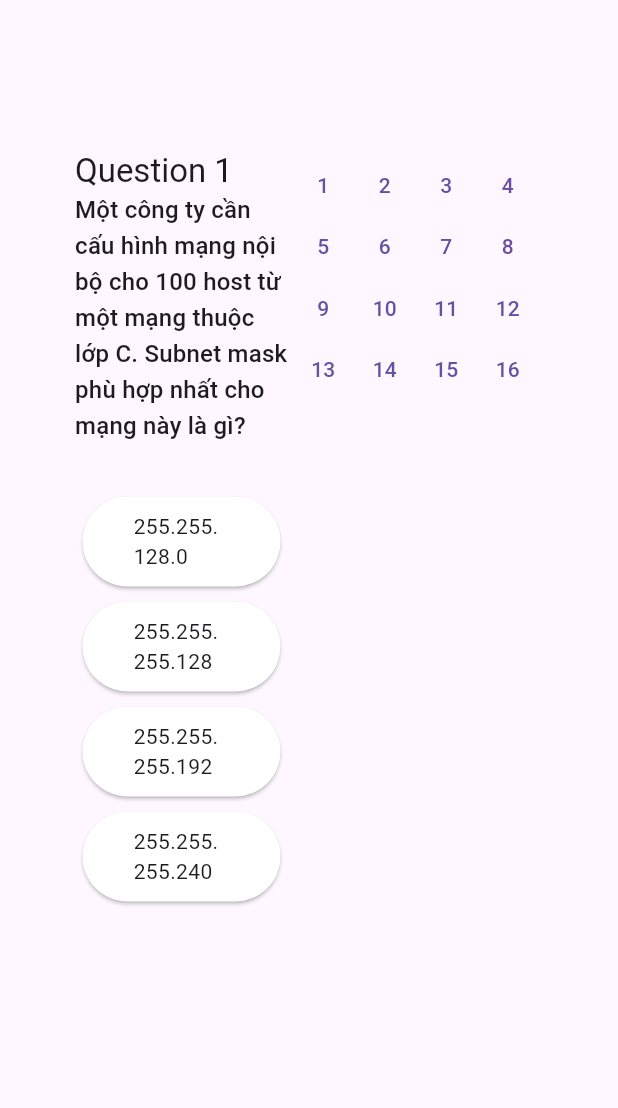
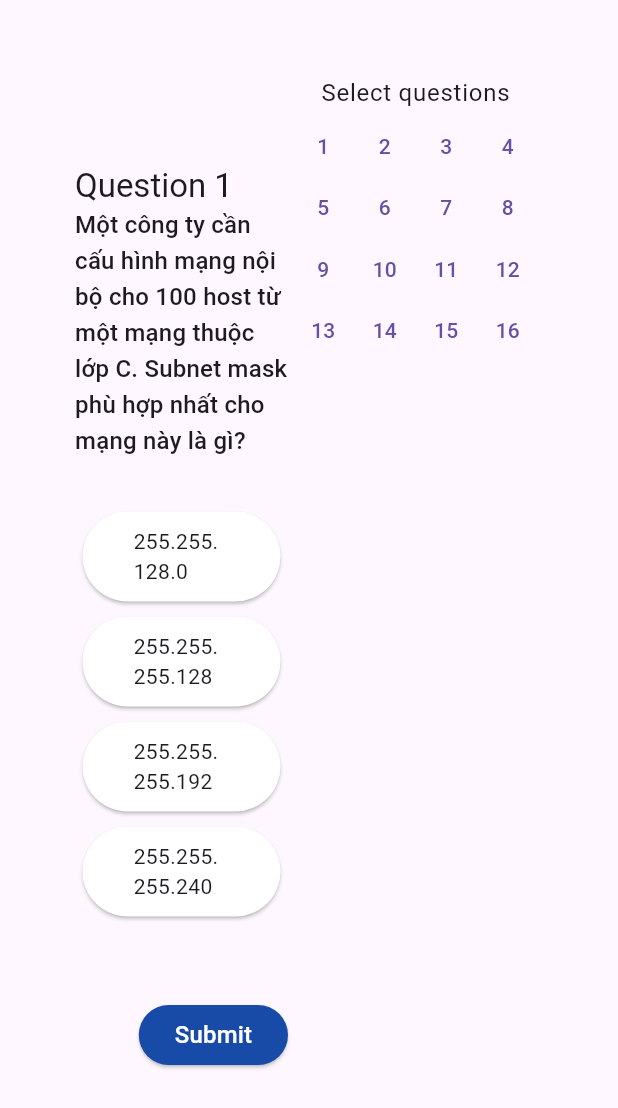
Before and after one commit to duythien2212/MiniProject_SE104, a Flutter app: the StartQuizScreen widget shown alone on an empty page, opened directly with sample values from the repository, on a phone screen of 412 x 824 dp. Shown: the top 1108 px of the screen. Run offline on Flutter 3.47's test engine with Material 3 defaults, Android fonts, the phone set to English and light mode, and no system bars.

Commit message:
updateStartQuizScreen

```diff
--- a/lib/data/quizList.dart
+++ b/lib/data/quizList.dart
@@ -3,35 +3,35 @@ import 'package:new_project/models/quiz.dart';
 
 List<Quiz> quizList = [
   Quiz('Q1', 'SE104', 'Kiem tra chuong 1', DateTime.now(), DateTime.now(), 60,
-      questions),
+      questions, 0),
   Quiz('Q2', 'SE104', 'Kiem tra chuong 2', DateTime.now(), DateTime.now(), 60,
-      questions),
+      questions, 0),
   Quiz('Q3', 'SE104', 'Kiem tra chuong 3', DateTime.now(), DateTime.now(), 60,
-      questions),
+      questions, 0),
   Quiz('Q4', 'SE104', 'Kiem tra chuong 4', DateTime.now(), DateTime.now(), 60,
-      questions),
+      questions, 0),
   Quiz('Q5', 'IT001', 'Kiem tra chuong 1', DateTime.now(), DateTime.now(), 60,
-      questions),
+      questions, 0),
   Quiz('Q6', 'IT001', 'Kiem tra chuong 2', DateTime.now(), DateTime.now(), 60,
-      questions),
+      questions, 0),
   Quiz('Q7', 'IT001', 'Kiem tra chuong 3', DateTime.now(), DateTime.now(), 60,
-      questions),
+      questions, 0),
   Quiz('Q8', 'IT001', 'Kiem tra chuong 4', DateTime.now(), DateTime.now(), 60,
-      questions),
+      questions, 0),
   Quiz('Q9', 'IT003', 'Kiem tra chuong 1', DateTime.now(), DateTime.now(), 60,
-      questions),
+      questions, 0),
   Quiz('Q10', 'IT003', 'Kiem tra chuong 2', DateTime.now(), DateTime.now(), 60,
-      questions),
+      questions, 0),
   Quiz('Q11', 'IT003', 'Kiem tra chuong 3', DateTime.now(), DateTime.now(), 60,
-      questions),
+      questions, 0),
   Quiz('Q12', 'IT003', 'Kiem tra chuong 4', DateTime.now(), DateTime.now(), 60,
-      questions),
+      questions, 0),
   Quiz('Q13', 'MA001', 'Kiem tra chuong 1', DateTime.now(), DateTime.now(), 60,
-      questions),
+      questions, 0),
   Quiz('Q14', 'MA001', 'Kiem tra chuong 2', DateTime.now(), DateTime.now(), 60,
-      questions),
+      questions, 0),
   Quiz('Q15', 'MA001', 'Kiem tra chuong 3', DateTime.now(), DateTime.now(), 60,
-      questions),
+      questions, 0),
   Quiz('Q16', 'MA001', 'Kiem tra chuong 4', DateTime.now(), DateTime.now(), 60,
-      questions),
+      questions, 0),
 ];
--- a/lib/models/quiz.dart
+++ b/lib/models/quiz.dart
@@ -2,9 +2,10 @@ import 'package:new_project/models/question.dart';
 
 class Quiz {
   Quiz(this.quizID, this.classID, this.quizName, this.startTime, this.endTime,
-      this.length, this.questions);
+      this.length, this.questions, this.weight);
   String quizID, classID, quizName;
   DateTime startTime, endTime;
   double length;
+  var weight = 0;
   List<Question> questions;
 }
--- a/lib/quizListScreen.dart
+++ b/lib/quizListScreen.dart
@@ -45,6 +45,8 @@ class QuizListScreen extends StatelessWidget {
                         ),
                         Text('Length: ${quiz.length} minute'),
                         Text('Deadline: ${quiz.endTime}'),
+                        Text('Weight: ${quiz.weight}'),
+                        Text('Notifications: '),
                       ],
                     ),
                   ),
--- a/lib/startQuizScreen.dart
+++ b/lib/startQuizScreen.dart
@@ -1,5 +1,6 @@
 import 'package:flutter/material.dart';
 import 'package:new_project/models/quiz.dart';
+import 'package:new_project/utils/app_styles.dart';
 
 class StartQuizScreen extends StatefulWidget {
   const StartQuizScreen({super.key, required this.selectedQuiz});
@@ -33,7 +34,7 @@ class _StartQuizScreenState extends State<StartQuizScreen> {
       width: width,
       child: Expanded(
         child: Container(
-          padding: const EdgeInsets.symmetric(horizontal: 50, vertical: 100),
+          padding: const EdgeInsets.symmetric(horizontal: 50, vertical: 50),
           child: Row(
             mainAxisSize: MainAxisSize.max,
             mainAxisAlignment: MainAxisAlignment.spaceBetween,
@@ -43,6 +44,7 @@ class _StartQuizScreenState extends State<StartQuizScreen> {
                 width: MediaQuery.of(context).size.width - 270,
                 child: Column(
                   crossAxisAlignment: CrossAxisAlignment.start,
+                  mainAxisAlignment: MainAxisAlignment.center,
                   children: [
                     Text(
                       'Question ${selectedQuestion + 1}',
@@ -78,14 +80,43 @@ class _StartQuizScreenState extends State<StartQuizScreen> {
                               )),
                         ),
                       ),
+                    const SizedBox(height: 50),
+                    Container(
+                      width: width - 270,
+                      alignment: Alignment.bottomRight,
+                      child: ElevatedButton(
+                        style: ElevatedButton.styleFrom(
+                          backgroundColor: AppThemes.headingColor,
+                          foregroundColor: AppThemes.headingTextColor,
+                        ),
+                        child: const Text(
+                          'Submit',
+                          style: TextStyle(
+                            fontSize: 16,
+                            color: AppThemes.headingTextColor,
+                          ),
+                        ),
+                        onPressed: () {},
+                      ),
+                    )
                   ],
                 ),
               ),
-              Container(
-                width: 170,
-                height: 170,
-                child: SelectQuestion(
-                    nQuestion: nQuestion, changeQuestion: changeQuestion),
+              Expanded(
+                child: Column(
+                  children: [
+                    Text(
+                      'Select questions',
+                      style: Theme.of(context).textTheme.bodyLarge,
+                    ),
+                    SizedBox(
+                      width: 170,
+                      height: 170,
+                      child: SelectQuestion(
+                          nQuestion: nQuestion, changeQuestion: changeQuestion),
+                    ),
+                  ],
+                ),
               ),
             ],
           ),
```
